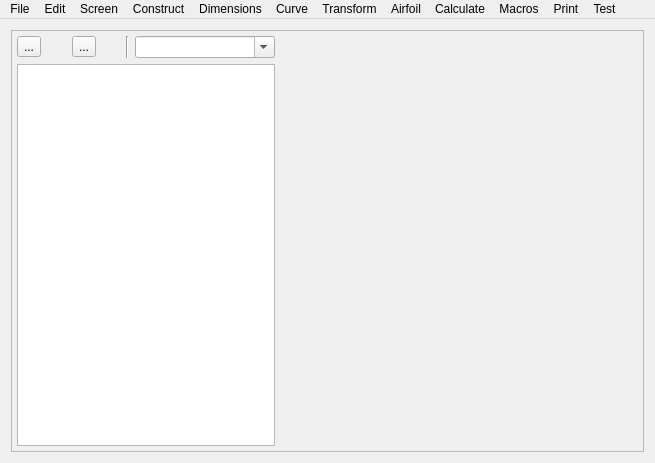
SoloMainDeveloper/TurbineQC, file curve/curvewindow.ui: the form before one commit.
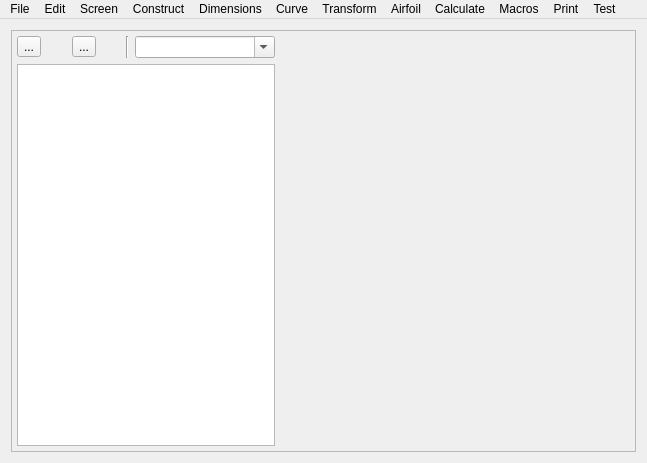
The form after the commit. Icons and pictures are not drawn. Custom widgets are drawn as their Qt base class.

Diff of the .ui file:
```diff
--- a/curve/curvewindow.ui
+++ b/curve/curvewindow.ui
@@ -6,7 +6,7 @@
    <rect>
     <x>0</x>
     <y>0</y>
-    <width>655</width>
+    <width>647</width>
     <height>463</height>
    </rect>
   </property>
@@ -193,8 +193,8 @@
     <rect>
      <x>0</x>
      <y>0</y>
-     <width>655</width>
-     <height>21</height>
+     <width>647</width>
+     <height>22</height>
     </rect>
    </property>
    <widget class="QMenu" name="menuAirfoil">
```
Left out of the diff: 11 changed lines with no effect on the pictures.
